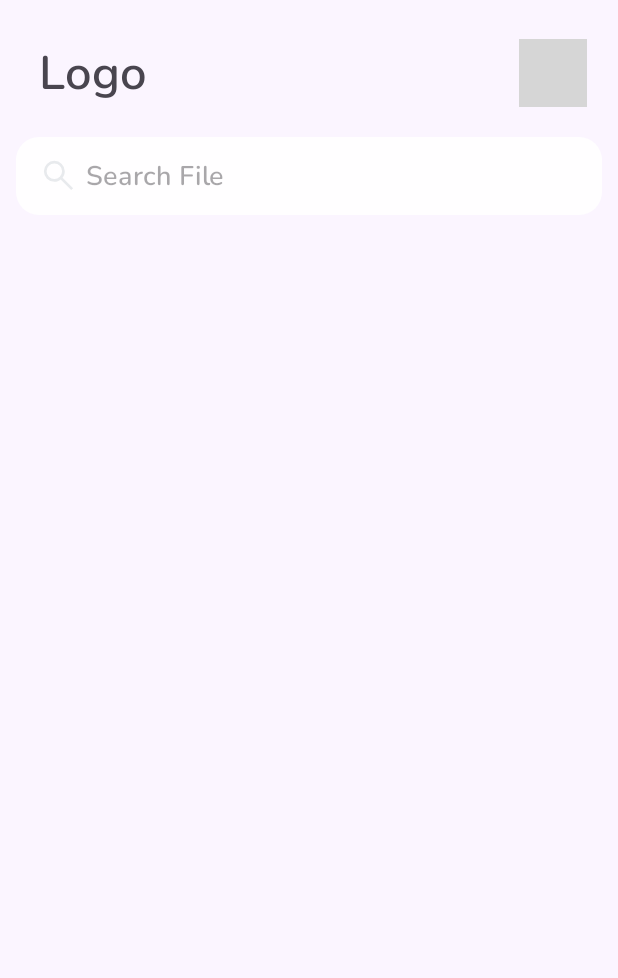
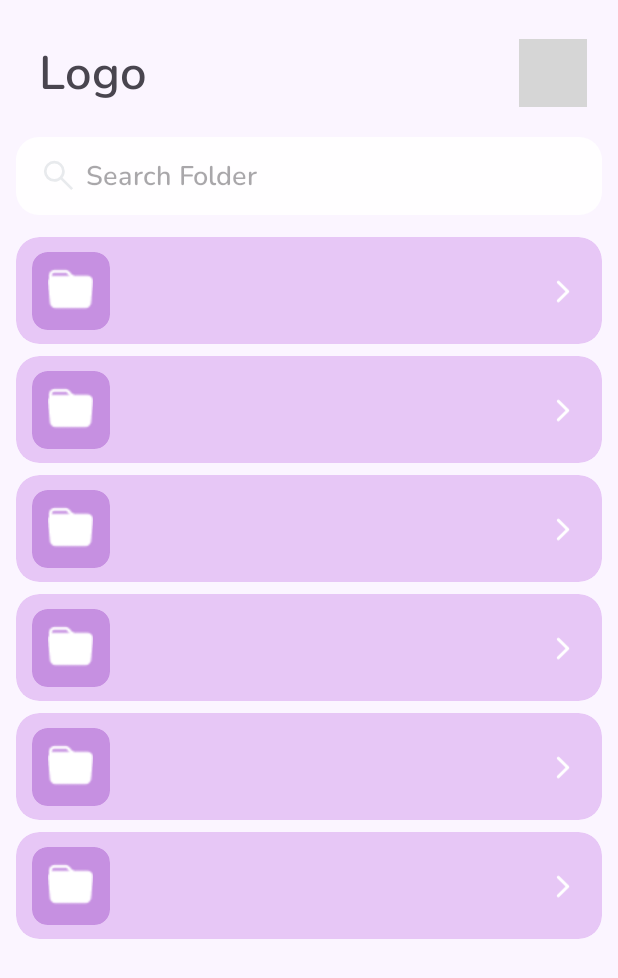
Before and after one commit to Visionary-Leaders/Trust-Doc, an Android app: the layout home_screen.xml on its own in the app's theme, with its tools: preview values and no code run, on a phone screen of 412 x 824 dp. Shown: the top 978 px of the screen. Run offline under Robolectric (Android 15) with nearby library versions, the phone set to English and light mode, and no system bars; Roboto replaces fonts that are not available here; grey boxes are pictures that could not be loaded.

Commit message:
Section Item Done

```diff
--- a/app/src/main/java/com/trustio/importantdocuments/data/remote/api/AuthApi.kt
+++ b/app/src/main/java/com/trustio/importantdocuments/data/remote/api/AuthApi.kt
@@ -2,7 +2,9 @@ package com.trustio.importantdocuments.data.remote.api
 
 import com.trustio.importantdocuments.data.remote.request.LoginRequest
 import com.trustio.importantdocuments.data.remote.request.RegisterRequest
+import com.trustio.importantdocuments.data.remote.request.TokenRequest
 import com.trustio.importantdocuments.data.remote.response.RegisterResponse
+import com.trustio.importantdocuments.data.remote.response.TokenResponse
 import retrofit2.Response
 import retrofit2.http.Body
 import retrofit2.http.FormUrlEncoded
@@ -14,6 +16,9 @@ interface AuthApi {
     suspend fun registerUser(@Body requestBody: RegisterRequest): Response<RegisterResponse>
     @POST("api/accounts/login/")
     suspend fun loginUser(@Body requestBody: LoginRequest): Response<RegisterResponse>
+
+    @POST("api/token/")
+    suspend fun  getFullToken(@Body requestBody:TokenRequest):Response<TokenResponse>
 }
 
 
--- /dev/null
+++ b/app/src/main/java/com/trustio/importantdocuments/data/remote/request/TokenRequest.kt
@@ -0,0 +1,6 @@
+package com.trustio.importantdocuments.data.remote.request
+
+data class TokenRequest(
+    val password: String,
+    val phone_number: String
+)
--- a/app/src/main/java/com/trustio/importantdocuments/data/remote/response/RegisterResponse.kt
+++ b/app/src/main/java/com/trustio/importantdocuments/data/remote/response/RegisterResponse.kt
@@ -1,6 +1,7 @@
 package com.trustio.importantdocuments.data.remote.response
 data class RegisterResponse(
-    val message: String?
+    val message: String?,
+    val token:String?
 )
 
 data class ErrorResponse(
--- /dev/null
+++ b/app/src/main/java/com/trustio/importantdocuments/data/remote/response/TokenResponse.kt
@@ -0,0 +1,6 @@
+package com.trustio.importantdocuments.data.remote.response
+
+data class TokenResponse(
+    val access: String,
+    val refresh: String
+)
--- /dev/null
+++ b/app/src/main/java/com/trustio/importantdocuments/data/remote/response/section/SectionsResponse.kt
@@ -0,0 +1,3 @@
+package com.trustio.importantdocuments.data.remote.response.section
+
+class SectionsResponse : ArrayList<SectionsResponseItem>()
--- a/app/src/main/java/com/trustio/importantdocuments/repository/DocsRepository.kt
+++ b/app/src/main/java/com/trustio/importantdocuments/repository/DocsRepository.kt
@@ -2,9 +2,11 @@ package com.trustio.importantdocuments.repository
 
 import com.trustio.importantdocuments.data.remote.request.CollectionRequest
 import com.trustio.importantdocuments.data.remote.response.CollectionAddResponse
+import com.trustio.importantdocuments.data.remote.response.section.SectionsResponse
 import com.trustio.importantdocuments.utils.ResultApp
 import kotlinx.coroutines.flow.Flow
 
 interface DocsRepository {
    suspend fun addCollection(collectionRequest: CollectionRequest): Flow<Result<CollectionAddResponse>>
+   suspend fun getCollections():Flow<Result<SectionsResponse>>
 }
--- /dev/null
+++ b/app/src/main/res/layout/collection_item.xml
@@ -0,0 +1,51 @@
+<androidx.cardview.widget.CardView xmlns:android="http://schemas.android.com/apk/res/android"
+    android:layout_width="match_parent"
+    android:layout_height="@dimen/_55sdp"
+    android:layout_marginVertical="@dimen/_3sdp"
+    app:cardCornerRadius="@dimen/_12sdp"
+    app:cardElevation="0dp"
+    xmlns:app="http://schemas.android.com/apk/res-auto"
+    android:orientation="vertical"
+    android:layout_marginHorizontal="@dimen/_8sdp"
+    android:elevation="0dp"
+    app:cardBackgroundColor="#4AB656DF">
+    <androidx.constraintlayout.widget.ConstraintLayout
+        android:layout_width="match_parent"
+        android:layout_height="match_parent">
+
+        <androidx.cardview.widget.CardView
+            android:id="@+id/cardView"
+            android:layout_width="@dimen/_40sdp"
+            android:layout_height="@dimen/_40sdp"
+            android:layout_marginStart="@dimen/_8sdp"
+            app:cardBackgroundColor="#578626BA"
+            app:cardCornerRadius="@dimen/_8sdp"
+            app:cardElevation="0dp"
+            app:layout_constraintBottom_toBottomOf="parent"
+            app:layout_constraintStart_toStartOf="parent"
+            app:layout_constraintTop_toTopOf="parent">
+
+            <com.google.android.material.imageview.ShapeableImageView
+                android:layout_width="@dimen/_24sdp"
+                android:layout_height="@dimen/_24sdp"
+                android:layout_gravity="center"
+                app:srcCompat="@drawable/folder" />
+        </androidx.cardview.widget.CardView>
+
+
+        <com.google.android.material.imageview.ShapeableImageView
+            android:layout_width="@dimen/_20sdp"
+            android:layout_height="@dimen/_20sdp"
+            android:layout_marginEnd="@dimen/_10sdp"
+            app:tint="@color/white"
+            app:layout_constraintBottom_toBottomOf="@+id/cardView"
+            app:layout_constraintEnd_toEndOf="parent"
+            app:layout_constraintTop_toTopOf="@+id/cardView"
+            app:srcCompat="@drawable/next" />
+
+
+    </androidx.constraintlayout.widget.ConstraintLayout>
+
+
+
+</androidx.cardview.widget.CardView>
--- a/app/src/main/res/layout/home_screen.xml
+++ b/app/src/main/res/layout/home_screen.xml
@@ -2,9 +2,9 @@
 <androidx.constraintlayout.widget.ConstraintLayout xmlns:android="http://schemas.android.com/apk/res/android"
     xmlns:app="http://schemas.android.com/apk/res-auto"
     xmlns:tools="http://schemas.android.com/tools"
-    android:background="@color/card_background"
     android:layout_width="match_parent"
     android:layout_height="match_parent"
+    android:background="@color/card_background"
     tools:context=".ui.screens.home.HomeScreen">
 
     <TextView
@@ -21,30 +21,44 @@
 
     <com.google.android.material.imageview.ShapeableImageView
         android:layout_width="@dimen/_35sdp"
+        android:layout_height="@dimen/_35sdp"
         android:layout_marginEnd="@dimen/_16sdp"
-        app:tint="?attr/colorOutline"
-        android:layout_height="@dimen/_35sdp"
         app:layout_constraintBottom_toBottomOf="@+id/textView"
         app:layout_constraintEnd_toEndOf="parent"
         app:layout_constraintTop_toTopOf="@+id/textView"
-        app:srcCompat="@drawable/ic_profile" />
+        app:srcCompat="@drawable/ic_profile"
+        app:tint="?attr/colorOutline" />
 
     <androidx.appcompat.widget.AppCompatEditText
-        android:hint="@string/search_file"
+        android:id="@+id/appCompatEditText"
         android:layout_width="match_parent"
+        android:layout_height="@dimen/_40sdp"
+        android:layout_marginHorizontal="@dimen/_8sdp"
         android:layout_marginTop="@dimen/_16sdp"
-        android:layout_height="@dimen/_40sdp"
         android:background="@drawable/edit_bg"
         android:drawableStart="@drawable/ic_search_min"
+
         android:drawablePadding="@dimen/_4sdp"
-
+        android:fontFamily="@font/nunito_semi_bold"
+        android:hint="@string/search_folder"
+        android:paddingStart="@dimen/_12sdp"
         android:textSize="@dimen/_14ssp"
-        android:fontFamily="@font/nunito_semi_bold"
-        android:layout_marginHorizontal="@dimen/_8sdp"
-        android:paddingStart="@dimen/_12sdp"
         app:layout_constraintEnd_toEndOf="parent"
         app:layout_constraintStart_toStartOf="parent"
         app:layout_constraintTop_toBottomOf="@+id/textView"
         tools:ignore="RtlSymmetry" />
 
+    <androidx.recyclerview.widget.RecyclerView
+        android:layout_width="match_parent"
+        android:layout_height="0dp"
+        android:layout_marginTop="@dimen/_4sdp"
+        android:paddingTop="@dimen/_4sdp"
+        app:layoutManager="androidx.recyclerview.widget.LinearLayoutManager"
+        app:layout_constraintBottom_toBottomOf="parent"
+        app:layout_constraintEnd_toEndOf="parent"
+        app:layout_constraintStart_toStartOf="parent"
+        app:layout_constraintTop_toBottomOf="@+id/appCompatEditText"
+        tools:itemCount="9"
+        tools:listitem="@layout/collection_item" />
+
 </androidx.constraintlayout.widget.ConstraintLayout>
--- a/app/src/main/res/values/colors.xml
+++ b/app/src/main/res/values/colors.xml
@@ -37,6 +37,8 @@
     <color name="map_green">#31D158</color>
 
     <color name="card_background">#FBF5FF</color>
+    <color name="colorFolder">#57A600FF</color>
+    <color name="colorFolderIcon">#AD9B51C3</color>
     <color name="edit_bg">#F0FFFFFF</color>
     <color name="settings_card_background">#BBB3BE</color>
     <color name="white_and_black">#FF79747E</color>
--- a/app/src/main/res/values/strings.xml
+++ b/app/src/main/res/values/strings.xml
@@ -39,4 +39,5 @@
     <string name="fav">Favorite</string>
     <string name="logo">Logo</string>
     <string name="search_file">Search File</string>
+    <string name="search_folder">Search Folder</string>
 </resources>
```
Also changed, not shown: app/src/main/java/com/trustio/importantdocuments/data/remote/api/DocApi.kt (+10 -2 lines), app/src/main/java/com/trustio/importantdocuments/data/remote/response/section/SectionsResponseItem.kt (added, +7 -0 lines), app/src/main/java/com/trustio/importantdocuments/repository/imp/AuthRepositoryImpl.kt (+22 -6 lines), app/src/main/java/com/trustio/importantdocuments/repository/imp/DocsRepositoryImp.kt (+14 -2 lines), app/src/main/res/drawable/folder.png (added).
